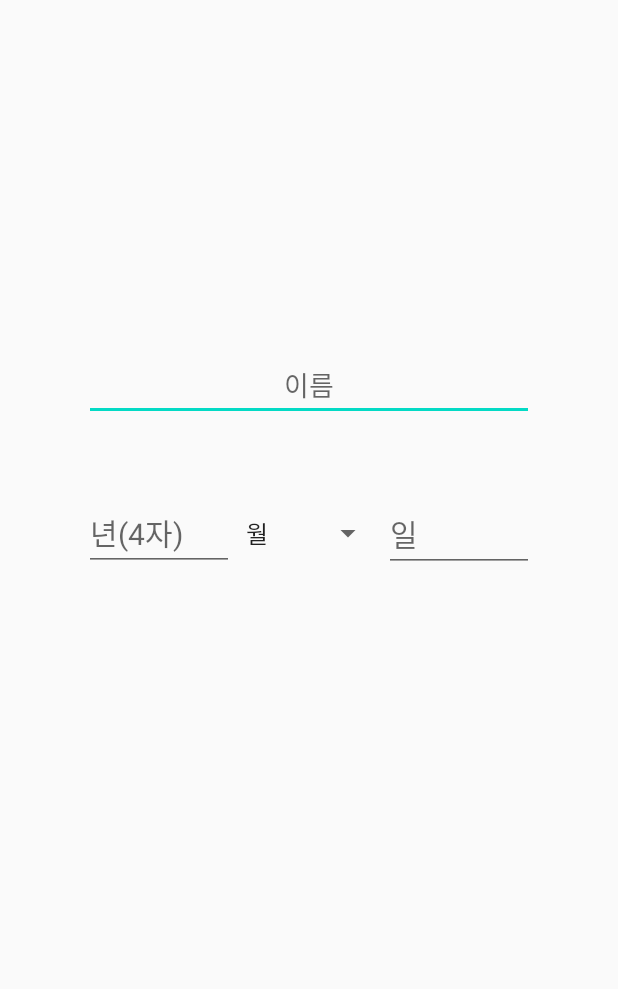
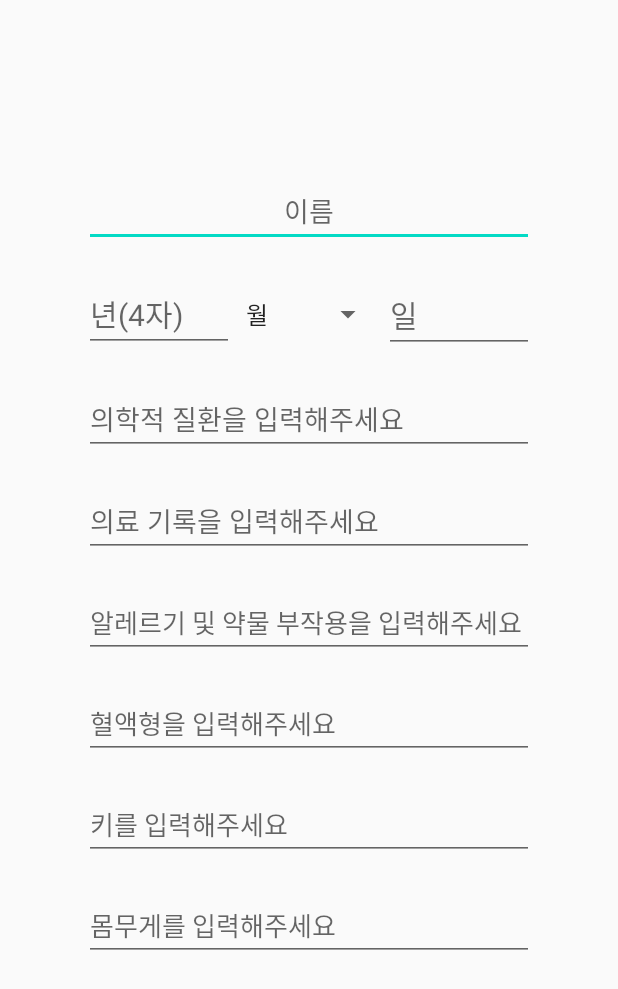
Before and after one commit to inseong04/HealthyCorgi, an Android app: the User_Information screen opened directly, with no data from a screen before it, on a phone screen of 412 x 824 dp. Shown: the top 989 px of the screen. Run offline under Robolectric (Android 15) with nearby library versions, the light colour scheme and no system bars.

```diff
--- a/app/src/main/res/layout/activity_user__information.xml
+++ b/app/src/main/res/layout/activity_user__information.xml
@@ -5,6 +5,11 @@
     android:layout_width="match_parent"
     android:layout_height="match_parent"
     tools:context=".User_Information">
+    <TextView
+        android:layout_width="wrap_content"
+        android:layout_height="wrap_content"
+
+        />
     <EditText
         android:id="@+id/user_name"
         android:layout_width="300dp"
@@ -14,7 +19,7 @@
         android:inputType="textPersonName"
         app:layout_constraintTop_toTopOf="parent"
         app:layout_constraintBottom_toBottomOf="parent"
-        app:layout_constraintVertical_bias="0.3"
+        app:layout_constraintVertical_bias="0.15"
         app:layout_constraintLeft_toLeftOf="parent"
         app:layout_constraintRight_toRightOf="parent"
 
@@ -28,7 +33,7 @@
         android:inputType="number"
         app:layout_constraintTop_toBottomOf="@id/user_name"
         app:layout_constraintRight_toLeftOf="@id/user_month"
-        android:layout_marginTop="50dp"
+        android:layout_marginTop="20dp"
         />
     <Spinner
         android:id="@+id/user_month"
@@ -38,7 +43,7 @@
         app:layout_constraintTop_toBottomOf="@id/user_name"
         app:layout_constraintLeft_toLeftOf="parent"
         app:layout_constraintRight_toRightOf="parent"
-        android:layout_marginTop="50dp"
+        android:layout_marginTop="20dp"
         />
     <EditText
         android:id="@+id/user_day"
@@ -49,6 +54,72 @@
         android:inputType="number"
         app:layout_constraintTop_toBottomOf="@id/user_name"
         app:layout_constraintLeft_toRightOf="@id/user_month"
-        android:layout_marginTop="50dp"
+        android:layout_marginTop="20dp"
         />
+    <EditText
+        android:id="@+id/user_disease"
+        android:layout_width="300dp"
+        android:layout_height="wrap_content"
+        app:layout_constraintTop_toBottomOf="@+id/user_day"
+        app:layout_constraintRight_toRightOf="parent"
+        android:layout_marginTop="20dp"
+        app:layout_constraintLeft_toLeftOf="parent"
+        android:hint="의학적 질환을 입력해주세요"
+        />
+    <EditText
+        android:id="@+id/user_record"
+        android:layout_width="300dp"
+        android:layout_height="wrap_content"
+        app:layout_constraintTop_toBottomOf="@+id/user_disease"
+        app:layout_constraintRight_toRightOf="parent"
+        android:layout_marginTop="20dp"
+        app:layout_constraintLeft_toLeftOf="parent"
+        android:hint="의료 기록을 입력해주세요"
+        />
+    <EditText
+        android:id="@+id/user_allergy"
+        android:layout_width="300dp"
+        android:layout_height="wrap_content"
+        app:layout_constraintTop_toBottomOf="@+id/user_record"
+        app:layout_constraintRight_toRightOf="parent"
+        android:layout_marginTop="20dp"
+        android:textSize="17dp"
+        app:layout_constraintLeft_toLeftOf="parent"
+        android:hint="알레르기 및 약물 부작용을 입력해주세요"
+        />
+
+    <EditText
+        android:id="@+id/user_blood"
+        android:layout_width="300dp"
+        android:layout_height="wrap_content"
+        app:layout_constraintTop_toBottomOf="@+id/user_allergy"
+        app:layout_constraintRight_toRightOf="parent"
+        android:layout_marginTop="20dp"
+        android:textSize="17dp"
+        app:layout_constraintLeft_toLeftOf="parent"
+        android:hint="혈액형을 입력해주세요"
+        />
+    <EditText
+        android:id="@+id/user_height"
+        android:layout_width="300dp"
+        android:layout_height="wrap_content"
+        app:layout_constraintTop_toBottomOf="@+id/user_blood"
+        app:layout_constraintRight_toRightOf="parent"
+        android:layout_marginTop="20dp"
+        android:textSize="17dp"
+        app:layout_constraintLeft_toLeftOf="parent"
+        android:hint="키를 입력해주세요"
+        />
+    <EditText
+        android:id="@+id/user_weight"
+        android:layout_width="300dp"
+        android:layout_height="wrap_content"
+        app:layout_constraintTop_toBottomOf="@+id/user_height"
+        app:layout_constraintRight_toRightOf="parent"
+        android:layout_marginTop="20dp"
+        android:textSize="17dp"
+        app:layout_constraintLeft_toLeftOf="parent"
+        android:hint="몸무게를 입력해주세요"
+        />
+
 </androidx.constraintlayout.widget.ConstraintLayout>
```
Also changed, not shown: app/src/main/java/com/example/digitalcontent_project/MainActivity.java (+8 -2 lines), app/src/main/java/com/example/digitalcontent_project/Signup.java (+15 -2 lines), app/src/main/res/layout/activity_signup.xml (+44 -5 lines).
